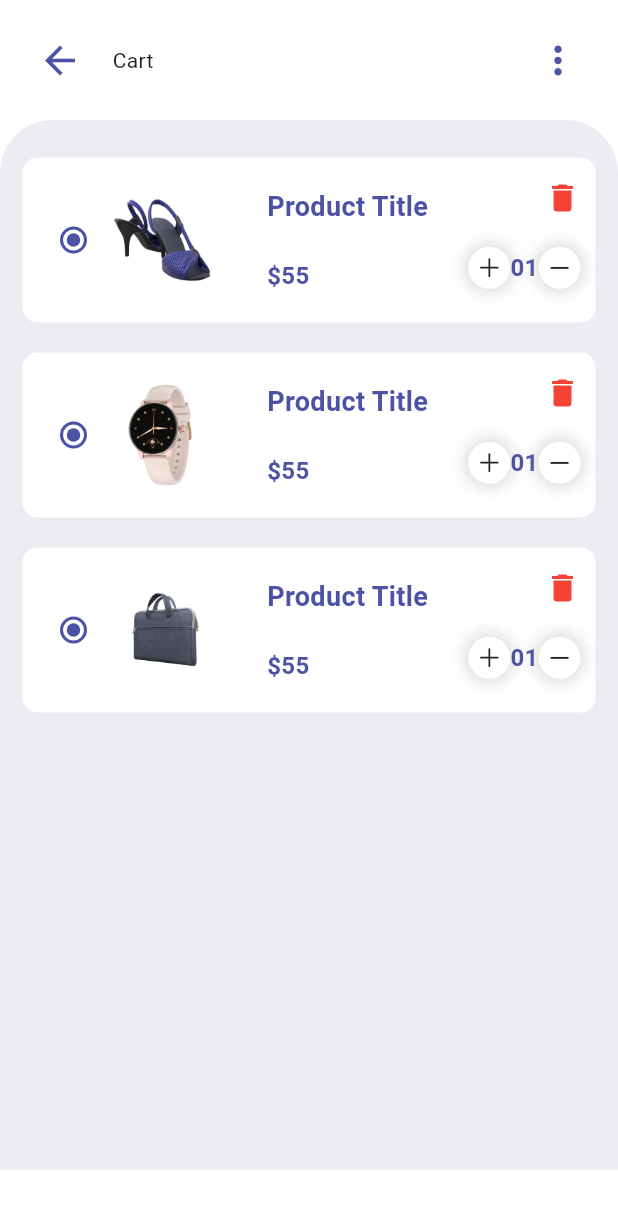
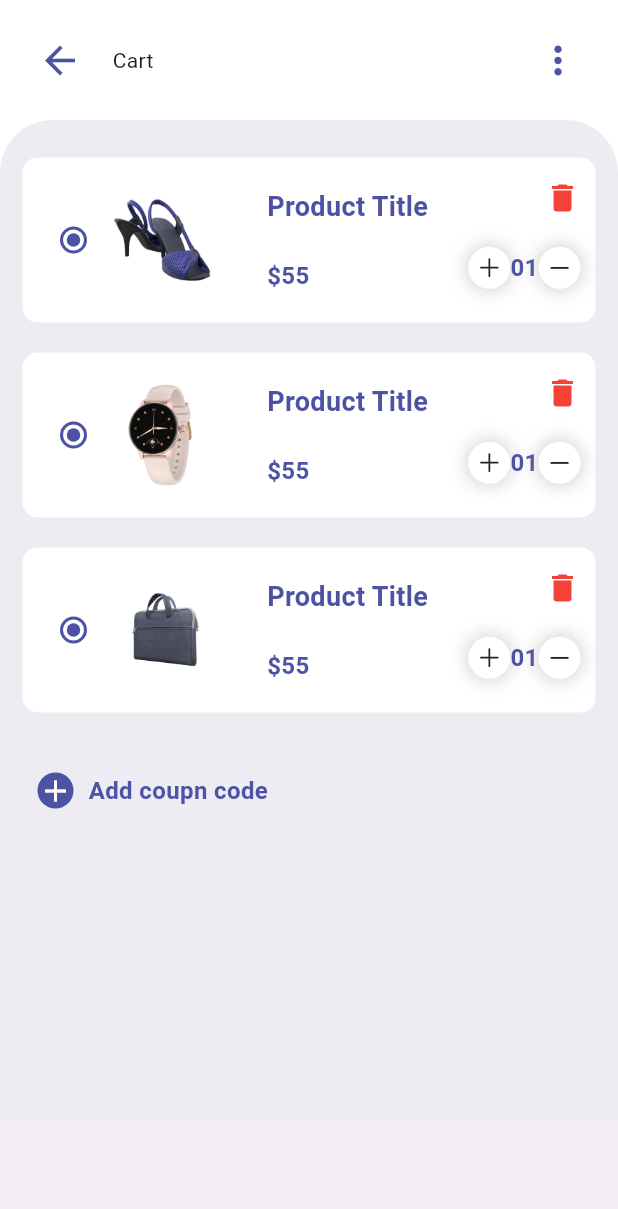
Before and after one commit to mcalisadeghi/Shopping_App_UI_Design, a Flutter app: the CartPage screen opened by its route, on a phone screen of 412 x 824 dp. Shown: the top 1209 px of the screen. Run offline on Flutter 3.47's test engine with Material 2 defaults, Android fonts, the phone set to English and light mode, and no system bars; our stand-ins replace badges, curved_navigation_bar.

Commit message:
biuild CardBottomNav

```diff
--- a/lib/pagages/cartPage.dart
+++ b/lib/pagages/cartPage.dart
@@ -2,6 +2,7 @@
 import 'package:flutter/material.dart';
 import 'package:flutter_application_1/pagages/CartAppBar.dart';
 import 'package:flutter_application_1/widgets/CartItemSamples.dart';
+import 'package:flutter_application_1/widgets/cardbottomnav.dart';
 
 class CartPage extends StatefulWidget {
   const CartPage({super.key});
@@ -35,14 +36,57 @@ class _CartPageState extends State<CartPage> {
                 ),
               ),
             ),
-            child: const Column(
+            child: Column(
               children: <Widget>[
-                CartItemSamples(),
+                const CartItemSamples(),
+                Container(
+                  margin: const EdgeInsets.symmetric(
+                    vertical: 20,
+                    horizontal: 15,
+                  ),
+                  padding: const EdgeInsets.all(
+                    10,
+                  ),
+                  child: Row(
+                    children: <Widget>[
+                      Container(
+                        decoration: BoxDecoration(
+                          color: const Color(
+                            0xFF4C53A5,
+                          ),
+                          borderRadius: BorderRadius.circular(
+                            20,
+                          ),
+                        ),
+                        child: const Icon(
+                          Icons.add,
+                          color: Colors.white,
+                        ),
+                      ),
+                      const Padding(
+                        padding: EdgeInsets.symmetric(
+                          horizontal: 10,
+                        ),
+                        child: Text(
+                          'Add coupn code',
+                          style: TextStyle(
+                            color: Color(
+                              0xFF4C53A5,
+                            ),
+                            fontSize: 16,
+                            fontWeight: FontWeight.bold,
+                          ),
+                        ),
+                      )
+                    ],
+                  ),
+                ),
               ],
             ),
           )
         ],
       ),
+      bottomNavigationBar: const CardBottomNav(),
     );
   }
 }
--- /dev/null
+++ b/lib/widgets/cardbottomnav.dart
@@ -0,0 +1,17 @@
+import 'package:flutter/material.dart';
+
+class CardBottomNav extends StatefulWidget {
+  const CardBottomNav({super.key});
+
+  @override
+  State<CardBottomNav> createState() => _CardBottomNavState();
+}
+
+class _CardBottomNavState extends State<CardBottomNav> {
+  @override
+  Widget build(BuildContext context) {
+    return BottomAppBar(
+      child: Container(),
+    );
+  }
+}
```
